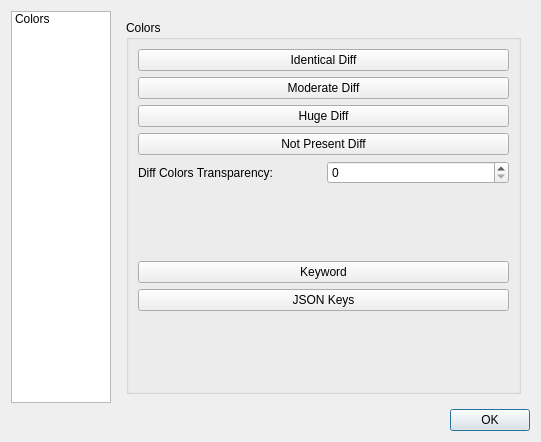
Before: the Qt Designer form preferences/preferencesdialog.ui in coozoo/qtjsondiff, drawn with Qt 5.
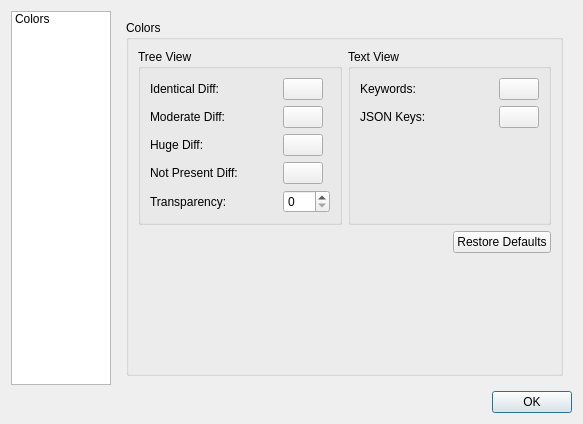
After: the same form once the commit is applied. Icons and pictures are not drawn.

Commit message: preferences dialog layout changes; restore defaults implemented

What changed in the file:
```diff
--- a/preferences/preferencesdialog.ui
+++ b/preferences/preferencesdialog.ui
@@ -6,8 +6,8 @@
    <rect>
     <x>0</x>
     <y>0</y>
-    <width>541</width>
-    <height>442</height>
+    <width>583</width>
+    <height>424</height>
    </rect>
   </property>
   <property name="windowTitle">
@@ -62,45 +62,101 @@
            <property name="title">
             <string>Colors</string>
            </property>
-           <layout class="QGridLayout" name="gridLayout_3">
+           <layout class="QGridLayout" name="gridLayout_5">
             <item row="0" column="0">
+             <widget class="QGroupBox" name="groupBox_2">
+              <property name="title">
+               <string>Tree View</string>
+              </property>
+              <layout class="QGridLayout" name="gridLayout_4">
+               <item row="0" column="0">
+                <widget class="QLabel" name="label_2">
+                 <property name="text">
+                  <string>Identical Diff:</string>
+                 </property>
+                </widget>
+               </item>
+               <item row="0" column="1">
              <widget class="QPushButton" name="identicalDiffPushButton">
+                 <property name="sizePolicy">
+                  <sizepolicy hsizetype="Fixed" vsizetype="Fixed">
+                   <horstretch>0</horstretch>
+                   <verstretch>0</verstretch>
+                  </sizepolicy>
+                 </property>
               <property name="text">
-               <string>Identical Diff</string>
+                  <string/>
               </property>
              </widget>
             </item>
             <item row="1" column="0">
+                <widget class="QLabel" name="label_3">
+                 <property name="text">
+                  <string>Moderate Diff:</string>
+                 </property>
+                </widget>
+               </item>
+               <item row="1" column="1">
              <widget class="QPushButton" name="moderateDiffPushButton">
+                 <property name="sizePolicy">
+                  <sizepolicy hsizetype="Fixed" vsizetype="Fixed">
+                   <horstretch>0</horstretch>
+                   <verstretch>0</verstretch>
+                  </sizepolicy>
+                 </property>
               <property name="text">
-               <string>Moderate Diff</string>
+                  <string/>
               </property>
              </widget>
             </item>
             <item row="2" column="0">
+                <widget class="QLabel" name="label_4">
+                 <property name="text">
+                  <string>Huge Diff:</string>
+                 </property>
+                </widget>
+               </item>
+               <item row="2" column="1">
              <widget class="QPushButton" name="hugeDiffPushButton">
+                 <property name="sizePolicy">
+                  <sizepolicy hsizetype="Fixed" vsizetype="Fixed">
+                   <horstretch>0</horstretch>
+                   <verstretch>0</verstretch>
+                  </sizepolicy>
+                 </property>
               <property name="text">
-               <string>Huge Diff</string>
+                  <string/>
               </property>
              </widget>
             </item>
             <item row="3" column="0">
+                <widget class="QLabel" name="label_5">
+                 <property name="text">
+                  <string>Not Present Diff:</string>
+                 </property>
+                </widget>
+               </item>
+               <item row="3" column="1">
              <widget class="QPushButton" name="notPresentDiffButton">
+                 <property name="sizePolicy">
+                  <sizepolicy hsizetype="Fixed" vsizetype="Fixed">
+                   <horstretch>0</horstretch>
+                   <verstretch>0</verstretch>
+                  </sizepolicy>
+                 </property>
               <property name="text">
-               <string>Not Present Diff</string>
+                  <string/>
               </property>
              </widget>
             </item>
             <item row="4" column="0">
-             <layout class="QHBoxLayout" name="horizontalLayout_2">
-              <item>
                <widget class="QLabel" name="label">
                 <property name="text">
-                 <string>Diff Colors Transparency:</string>
+                  <string>Transparency:</string>
                 </property>
                </widget>
               </item>
-              <item>
+               <item row="4" column="1">
                <widget class="QSpinBox" name="alphaSpinBox">
                 <property name="maximum">
                  <number>255</number>
@@ -108,8 +164,55 @@
                </widget>
               </item>
              </layout>
+             </widget>
             </item>
-            <item row="5" column="0">
+            <item row="0" column="1">
+             <widget class="QGroupBox" name="groupBox_3">
+              <property name="title">
+               <string>Text View</string>
+              </property>
+              <layout class="QGridLayout" name="gridLayout_3">
+               <item row="0" column="0">
+                <widget class="QLabel" name="label_6">
+                 <property name="text">
+                  <string>Keywords:</string>
+                 </property>
+                </widget>
+               </item>
+               <item row="1" column="1">
+                <widget class="QPushButton" name="jsonKeysPushButton">
+                 <property name="sizePolicy">
+                  <sizepolicy hsizetype="Fixed" vsizetype="Fixed">
+                   <horstretch>0</horstretch>
+                   <verstretch>0</verstretch>
+                  </sizepolicy>
+                 </property>
+                 <property name="text">
+                  <string/>
+                 </property>
+                </widget>
+               </item>
+               <item row="1" column="0">
+                <widget class="QLabel" name="label_7">
+                 <property name="text">
+                  <string>JSON Keys:</string>
+                 </property>
+                </widget>
+               </item>
+               <item row="0" column="1">
+                <widget class="QPushButton" name="keyWordPushButton">
+                 <property name="sizePolicy">
+                  <sizepolicy hsizetype="Fixed" vsizetype="Fixed">
+                   <horstretch>0</horstretch>
+                   <verstretch>0</verstretch>
+                  </sizepolicy>
+                 </property>
+                 <property name="text">
+                  <string/>
+                 </property>
+                </widget>
+               </item>
+               <item row="2" column="0">
              <spacer name="verticalSpacer">
               <property name="orientation">
                <enum>Qt::Vertical</enum>
@@ -117,26 +220,39 @@
               <property name="sizeHint" stdset="0">
                <size>
                 <width>20</width>
-                <height>42</height>
+                   <height>40</height>
                </size>
               </property>
              </spacer>
             </item>
-            <item row="6" column="0">
-             <widget class="QPushButton" name="keyWordPushButton">
-              <property name="text">
-               <string>Keyword</string>
-              </property>
+              </layout>
              </widget>
             </item>
-            <item row="7" column="0">
-             <widget class="QPushButton" name="jsonKeysPushButton">
+            <item row="1" column="0" colspan="2">
+             <layout class="QHBoxLayout" name="horizontalLayout_2">
+              <item>
+               <spacer name="horizontalSpacer">
+                <property name="orientation">
+                 <enum>Qt::Horizontal</enum>
+                </property>
+                <property name="sizeHint" stdset="0">
+                 <size>
+                  <width>40</width>
+                  <height>20</height>
+                 </size>
+                </property>
+               </spacer>
+              </item>
+              <item>
+               <widget class="QPushButton" name="restoreDefaultsPushButton">
               <property name="text">
-               <string>JSON Keys</string>
+                 <string>Restore Defaults</string>
               </property>
              </widget>
             </item>
-            <item row="8" column="0">
+             </layout>
+            </item>
+            <item row="2" column="1">
              <spacer name="verticalSpacer_2">
               <property name="orientation">
                <enum>Qt::Vertical</enum>
```
Left out of the diff: 2 changed lines with no effect on the pictures. Lines whose indentation alone changed are shown as unchanged. The commit also changes 4 other files.
